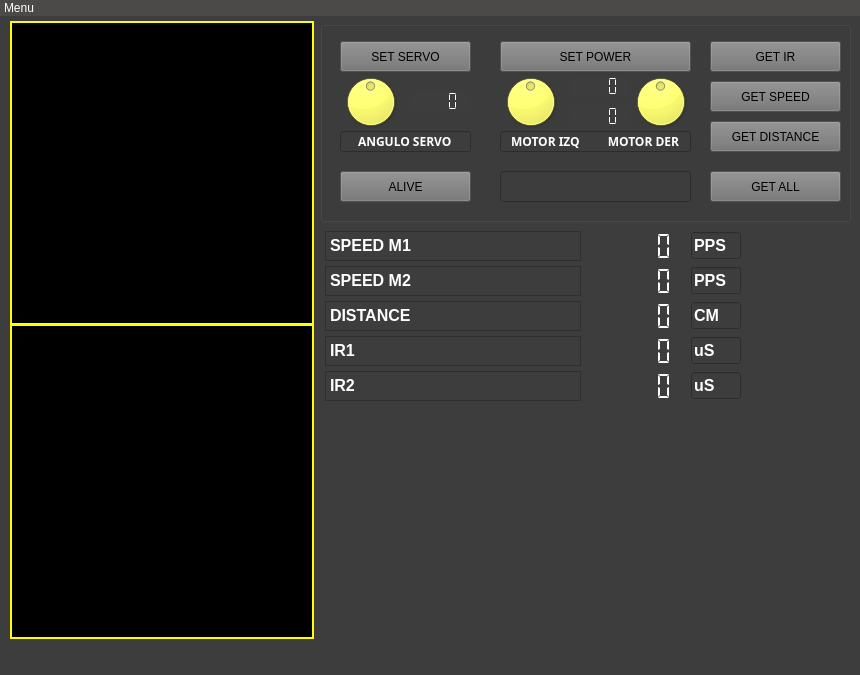
JuliRll/Mecanica-Racional-Autito, file mainwindow.ui: the form before one commit.
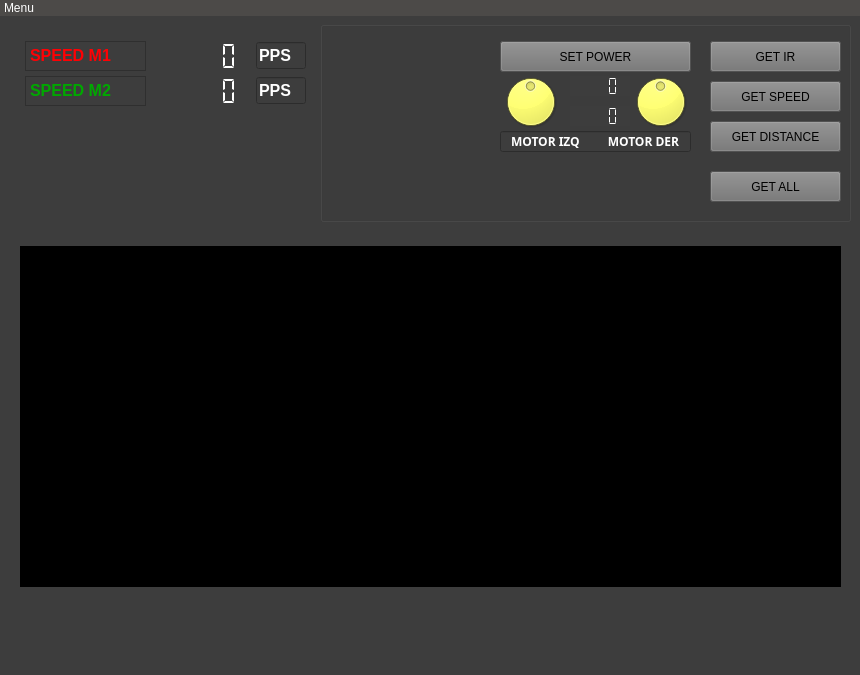
The form after the commit.

Commit message:
Sincronización de archivos
El Qt tiene una gráfica a tiempo real de los pps de las orquillas

Patch:
```diff
--- a/mainwindow.ui
+++ b/mainwindow.ui
@@ -32,13 +32,13 @@
    <widget class="QWidget" name="layoutWidget">
     <property name="geometry">
      <rect>
-      <x>320</x>
-      <y>210</y>
-      <width>451</width>
-      <height>215</height>
+      <x>20</x>
+      <y>20</y>
+      <width>291</width>
+      <height>81</height>
      </rect>
     </property>
-    <layout class="QGridLayout" name="gridLayout" rowstretch="5,0,0,0,0" columnstretch="5,0,0">
+    <layout class="QGridLayout" name="gridLayout" rowstretch="5,0" columnstretch="5,0,0">
      <property name="sizeConstraint">
       <enum>QLayout::SetMinAndMaxSize</enum>
      </property>
@@ -88,58 +88,6 @@
        </property>
       </widget>
      </item>
-     <item row="0" column="2">
-      <widget class="QLineEdit" name="lineEdit_3">
-       <property name="maximumSize">
-        <size>
-         <width>50</width>
-         <height>16777215</height>
-        </size>
-       </property>
-       <property name="font">
-        <font>
-         <pointsize>12</pointsize>
-         <weight>75</weight>
-         <bold>true</bold>
-        </font>
-       </property>
-       <property name="styleSheet">
-        <string notr="true">color: rgb(255, 255, 255);</string>
-       </property>
-       <property name="text">
-        <string>PPS</string>
-       </property>
-       <property name="readOnly">
-        <bool>true</bool>
-       </property>
-      </widget>
-     </item>
-     <item row="3" column="2">
-      <widget class="QLineEdit" name="lineEdit_6">
-       <property name="maximumSize">
-        <size>
-         <width>50</width>
-         <height>16777215</height>
-        </size>
-       </property>
-       <property name="font">
-        <font>
-         <pointsize>12</pointsize>
-         <weight>75</weight>
-         <bold>true</bold>
-        </font>
-       </property>
-       <property name="styleSheet">
-        <string notr="true">color: rgb(255, 255, 255);</string>
-       </property>
-       <property name="text">
-        <string>uS</string>
-       </property>
-       <property name="readOnly">
-        <bool>true</bool>
-       </property>
-      </widget>
-     </item>
      <item row="1" column="2">
       <widget class="QLineEdit" name="lineEdit_4">
        <property name="maximumSize">
@@ -166,105 +114,10 @@
        </property>
       </widget>
      </item>
-     <item row="3" column="0">
-      <widget class="QTextEdit" name="textEdit_4">
-       <property name="sizePolicy">
-        <sizepolicy hsizetype="Fixed" vsizetype="Minimum">
-         <horstretch>0</horstretch>
-         <verstretch>0</verstretch>
-        </sizepolicy>
-       </property>
-       <property name="minimumSize">
-        <size>
-         <width>100</width>
-         <height>30</height>
-        </size>
-       </property>
+     <item row="0" column="2">
+      <widget class="QLineEdit" name="lineEdit_3">
        <property name="maximumSize">
         <size>
-         <width>16777215</width>
-         <height>16777215</height>
-        </size>
-       </property>
-       <property name="styleSheet">
-        <string notr="true">color: rgb(255, 255, 255);</string>
-       </property>
-       <property name="html">
-        <string>&lt;!DOCTYPE HTML PUBLIC &quot;-//W3C//DTD HTML 4.0//EN&quot; &quot;http://www.w3.org/TR/REC-html40/strict.dtd&quot;&gt;
-&lt;html&gt;&lt;head&gt;&lt;meta name=&quot;qrichtext&quot; content=&quot;1&quot; /&gt;&lt;style type=&quot;text/css&quot;&gt;
-p, li { white-space: pre-wrap; }
-&lt;/style&gt;&lt;/head&gt;&lt;body style=&quot; font-family:'MS Shell Dlg 2'; font-size:8.25pt; font-weight:400; font-style:normal;&quot;&gt;
-&lt;p style=&quot; margin-top:0px; margin-bottom:0px; margin-left:0px; margin-right:0px; -qt-block-indent:0; text-indent:0px;&quot;&gt;&lt;span style=&quot; font-size:12pt; font-weight:600;&quot;&gt;IR1&lt;/span&gt;&lt;/p&gt;&lt;/body&gt;&lt;/html&gt;</string>
-       </property>
-      </widget>
-     </item>
-     <item row="4" column="0">
-      <widget class="QTextEdit" name="textEdit_5">
-       <property name="sizePolicy">
-        <sizepolicy hsizetype="Fixed" vsizetype="Minimum">
-         <horstretch>0</horstretch>
-         <verstretch>0</verstretch>
-        </sizepolicy>
-       </property>
-       <property name="minimumSize">
-        <size>
-         <width>100</width>
-         <height>30</height>
-        </size>
-       </property>
-       <property name="maximumSize">
-        <size>
-         <width>16777215</width>
-         <height>16777215</height>
-        </size>
-       </property>
-       <property name="styleSheet">
-        <string notr="true">color: rgb(255, 255, 255);</string>
-       </property>
-       <property name="html">
-        <string>&lt;!DOCTYPE HTML PUBLIC &quot;-//W3C//DTD HTML 4.0//EN&quot; &quot;http://www.w3.org/TR/REC-html40/strict.dtd&quot;&gt;
-&lt;html&gt;&lt;head&gt;&lt;meta name=&quot;qrichtext&quot; content=&quot;1&quot; /&gt;&lt;style type=&quot;text/css&quot;&gt;
-p, li { white-space: pre-wrap; }
-&lt;/style&gt;&lt;/head&gt;&lt;body style=&quot; font-family:'MS Shell Dlg 2'; font-size:8.25pt; font-weight:400; font-style:normal;&quot;&gt;
-&lt;p style=&quot; margin-top:0px; margin-bottom:0px; margin-left:0px; margin-right:0px; -qt-block-indent:0; text-indent:0px;&quot;&gt;&lt;span style=&quot; font-size:12pt; font-weight:600;&quot;&gt;IR2&lt;/span&gt;&lt;/p&gt;&lt;/body&gt;&lt;/html&gt;</string>
-       </property>
-      </widget>
-     </item>
-     <item row="3" column="1">
-      <widget class="QLCDNumber" name="IRScreen1">
-       <property name="sizePolicy">
-        <sizepolicy hsizetype="Fixed" vsizetype="Fixed">
-         <horstretch>0</horstretch>
-         <verstretch>0</verstretch>
-        </sizepolicy>
-       </property>
-       <property name="minimumSize">
-        <size>
-         <width>100</width>
-         <height>30</height>
-        </size>
-       </property>
-       <property name="layoutDirection">
-        <enum>Qt::LeftToRight</enum>
-       </property>
-       <property name="styleSheet">
-        <string notr="true">color: rgb(255, 255, 255);</string>
-       </property>
-       <property name="frameShape">
-        <enum>QFrame::NoFrame</enum>
-       </property>
-       <property name="frameShadow">
-        <enum>QFrame::Plain</enum>
-       </property>
-       <property name="segmentStyle">
-        <enum>QLCDNumber::Flat</enum>
-       </property>
-      </widget>
-     </item>
-     <item row="2" column="2">
-      <widget class="QLineEdit" name="lineEdit_5">
-       <property name="maximumSize">
-        <size>
          <width>50</width>
          <height>16777215</height>
         </size>
@@ -280,131 +133,7 @@
         <string notr="true">color: rgb(255, 255, 255);</string>
        </property>
        <property name="text">
-        <string>CM</string>
-       </property>
-       <property name="readOnly">
-        <bool>true</bool>
-       </property>
-      </widget>
-     </item>
-     <item row="2" column="0">
-      <widget class="QTextEdit" name="textEdit_3">
-       <property name="sizePolicy">
-        <sizepolicy hsizetype="Fixed" vsizetype="Minimum">
-         <horstretch>0</horstretch>
-         <verstretch>0</verstretch>
-        </sizepolicy>
-       </property>
-       <property name="minimumSize">
-        <size>
-         <width>100</width>
-         <height>30</height>
-        </size>
-       </property>
-       <property name="maximumSize">
-        <size>
-         <width>16777215</width>
-         <height>16777215</height>
-        </size>
-       </property>
-       <property name="styleSheet">
-        <string notr="true">color: rgb(255, 255, 255);</string>
-       </property>
-       <property name="html">
-        <string>&lt;!DOCTYPE HTML PUBLIC &quot;-//W3C//DTD HTML 4.0//EN&quot; &quot;http://www.w3.org/TR/REC-html40/strict.dtd&quot;&gt;
-&lt;html&gt;&lt;head&gt;&lt;meta name=&quot;qrichtext&quot; content=&quot;1&quot; /&gt;&lt;style type=&quot;text/css&quot;&gt;
-p, li { white-space: pre-wrap; }
-&lt;/style&gt;&lt;/head&gt;&lt;body style=&quot; font-family:'MS Shell Dlg 2'; font-size:8.25pt; font-weight:400; font-style:normal;&quot;&gt;
-&lt;p style=&quot; margin-top:0px; margin-bottom:0px; margin-left:0px; margin-right:0px; -qt-block-indent:0; text-indent:0px;&quot;&gt;&lt;span style=&quot; font-size:12pt; font-weight:600;&quot;&gt;DISTANCE&lt;/span&gt;&lt;/p&gt;&lt;/body&gt;&lt;/html&gt;</string>
-       </property>
-      </widget>
-     </item>
-     <item row="0" column="0">
-      <widget class="QTextEdit" name="textEdit">
-       <property name="sizePolicy">
-        <sizepolicy hsizetype="Fixed" vsizetype="Minimum">
-         <horstretch>0</horstretch>
-         <verstretch>0</verstretch>
-        </sizepolicy>
-       </property>
-       <property name="minimumSize">
-        <size>
-         <width>100</width>
-         <height>30</height>
-        </size>
-       </property>
-       <property name="maximumSize">
-        <size>
-         <width>16777215</width>
-         <height>16777215</height>
-        </size>
-       </property>
-       <property name="styleSheet">
-        <string notr="true">color: rgb(255, 255, 255);</string>
-       </property>
-       <property name="frameShape">
-        <enum>QFrame::StyledPanel</enum>
-       </property>
-       <property name="html">
-        <string>&lt;!DOCTYPE HTML PUBLIC &quot;-//W3C//DTD HTML 4.0//EN&quot; &quot;http://www.w3.org/TR/REC-html40/strict.dtd&quot;&gt;
-&lt;html&gt;&lt;head&gt;&lt;meta name=&quot;qrichtext&quot; content=&quot;1&quot; /&gt;&lt;style type=&quot;text/css&quot;&gt;
-p, li { white-space: pre-wrap; }
-&lt;/style&gt;&lt;/head&gt;&lt;body style=&quot; font-family:'MS Shell Dlg 2'; font-size:8.25pt; font-weight:400; font-style:normal;&quot;&gt;
-&lt;p style=&quot; margin-top:0px; margin-bottom:0px; margin-left:0px; margin-right:0px; -qt-block-indent:0; text-indent:0px;&quot;&gt;&lt;span style=&quot; font-size:12pt; font-weight:600;&quot;&gt;SPEED M1&lt;/span&gt;&lt;/p&gt;&lt;/body&gt;&lt;/html&gt;</string>
-       </property>
-      </widget>
-     </item>
-     <item row="4" column="1">
-      <widget class="QLCDNumber" name="IRScreen2">
-       <property name="sizePolicy">
-        <sizepolicy hsizetype="Fixed" vsizetype="Fixed">
-         <horstretch>0</horstretch>
-         <verstretch>0</verstretch>
-        </sizepolicy>
-       </property>
-       <property name="minimumSize">
-        <size>
-         <width>100</width>
-         <height>30</height>
-        </size>
-       </property>
-       <property name="layoutDirection">
-        <enum>Qt::LeftToRight</enum>
-       </property>
-       <property name="styleSheet">
-        <string notr="true">color: rgb(255, 255, 255);</string>
-       </property>
-       <property name="frameShape">
-        <enum>QFrame::NoFrame</enum>
-       </property>
-       <property name="frameShadow">
-        <enum>QFrame::Plain</enum>
-       </property>
-       <property name="segmentStyle">
-        <enum>QLCDNumber::Flat</enum>
-       </property>
-      </widget>
-     </item>
-     <item row="4" column="2">
-      <widget class="QLineEdit" name="lineEdit_7">
-       <property name="maximumSize">
-        <size>
-         <width>50</width>
-         <height>16777215</height>
-        </size>
-       </property>
-       <property name="font">
-        <font>
-         <pointsize>12</pointsize>
-         <weight>75</weight>
-         <bold>true</bold>
-        </font>
-       </property>
-       <property name="styleSheet">
-        <string notr="true">color: rgb(255, 255, 255);</string>
-       </property>
-       <property name="text">
-        <string>uS</string>
+        <string>PPS</string>
        </property>
        <property name="readOnly">
         <bool>true</bool>
@@ -439,38 +168,7 @@
 &lt;html&gt;&lt;head&gt;&lt;meta name=&quot;qrichtext&quot; content=&quot;1&quot; /&gt;&lt;style type=&quot;text/css&quot;&gt;
 p, li { white-space: pre-wrap; }
 &lt;/style&gt;&lt;/head&gt;&lt;body style=&quot; font-family:'MS Shell Dlg 2'; font-size:8.25pt; font-weight:400; font-style:normal;&quot;&gt;
-&lt;p style=&quot; margin-top:0px; margin-bottom:0px; margin-left:0px; margin-right:0px; -qt-block-indent:0; text-indent:0px;&quot;&gt;&lt;span style=&quot; font-size:12pt; font-weight:600;&quot;&gt;SPEED M2&lt;/span&gt;&lt;/p&gt;&lt;/body&gt;&lt;/html&gt;</string>
-       </property>
-      </widget>
-     </item>
-     <item row="2" column="1">
-      <widget class="QLCDNumber" name="distanceScreen">
-       <property name="sizePolicy">
-        <sizepolicy hsizetype="Fixed" vsizetype="Fixed">
-         <horstretch>0</horstretch>
-         <verstretch>0</verstretch>
-        </sizepolicy>
-       </property>
-       <property name="minimumSize">
-        <size>
-         <width>100</width>
-         <height>30</height>
-        </size>
-       </property>
-       <property name="layoutDirection">
-        <enum>Qt::LeftToRight</enum>
-       </property>
-       <property name="styleSheet">
-        <string notr="true">color: rgb(255, 255, 255);</string>
-       </property>
-       <property name="frameShape">
-        <enum>QFrame::NoFrame</enum>
-       </property>
-       <property name="frameShadow">
-        <enum>QFrame::Plain</enum>
-       </property>
-       <property name="segmentStyle">
-        <enum>QLCDNumber::Flat</enum>
+&lt;p style=&quot; margin-top:0px; margin-bottom:0px; margin-left:0px; margin-right:0px; -qt-block-indent:0; text-indent:0px;&quot;&gt;&lt;span style=&quot; font-size:12pt; font-weight:600; color:#00a800;&quot;&gt;SPEED M2&lt;/span&gt;&lt;/p&gt;&lt;/body&gt;&lt;/html&gt;</string>
        </property>
       </widget>
      </item>
@@ -505,6 +203,41 @@
        </property>
       </widget>
      </item>
+     <item row="0" column="0">
+      <widget class="QTextEdit" name="textEdit">
+       <property name="sizePolicy">
+        <sizepolicy hsizetype="Fixed" vsizetype="Minimum">
+         <horstretch>0</horstretch>
+         <verstretch>0</verstretch>
+        </sizepolicy>
+       </property>
+       <property name="minimumSize">
+        <size>
+         <width>100</width>
+         <height>30</height>
+        </size>
+       </property>
+       <property name="maximumSize">
+        <size>
+         <width>16777215</width>
+         <height>16777215</height>
+        </size>
+       </property>
+       <property name="styleSheet">
+        <string notr="true">color: rgb(255, 255, 255);</string>
+       </property>
+       <property name="frameShape">
+        <enum>QFrame::StyledPanel</enum>
+       </property>
+       <property name="html">
+        <string>&lt;!DOCTYPE HTML PUBLIC &quot;-//W3C//DTD HTML 4.0//EN&quot; &quot;http://www.w3.org/TR/REC-html40/strict.dtd&quot;&gt;
+&lt;html&gt;&lt;head&gt;&lt;meta name=&quot;qrichtext&quot; content=&quot;1&quot; /&gt;&lt;style type=&quot;text/css&quot;&gt;
+p, li { white-space: pre-wrap; }
+&lt;/style&gt;&lt;/head&gt;&lt;body style=&quot; font-family:'MS Shell Dlg 2'; font-size:8.25pt; font-weight:400; font-style:normal;&quot;&gt;
+&lt;p style=&quot; margin-top:0px; margin-bottom:0px; margin-left:0px; margin-right:0px; -qt-block-indent:0; text-indent:0px;&quot;&gt;&lt;span style=&quot; font-size:12pt; font-weight:600; color:#ff0004;&quot;&gt;SPEED M1&lt;/span&gt;&lt;/p&gt;&lt;/body&gt;&lt;/html&gt;</string>
+       </property>
+      </widget>
+     </item>
     </layout>
    </widget>
    <widget class="QGroupBox" name="groupBox">
@@ -591,27 +324,6 @@
       <bool>false</bool>
      </property>
     </widget>
-    <widget class="QPushButton" name="servoButton">
-     <property name="geometry">
-      <rect>
-       <x>20</x>
-       <y>20</y>
-       <width>131</width>
-       <height>31</height>
-      </rect>
-     </property>
-     <property name="styleSheet">
-      <string notr="true">background-color: rgb(115, 115, 115);
-color: rgb(0, 0, 0);
-border-color: rgb(255, 255, 255);</string>
-     </property>
-     <property name="text">
-      <string>SET SERVO</string>
-     </property>
-     <property name="flat">
-      <bool>false</bool>
-     </property>
-    </widget>
     <widget class="QPushButton" name="powerButton">
      <property name="geometry">
       <rect>
@@ -682,34 +394,6 @@
       <enum>QLCDNumber::Flat</enum>
      </property>
     </widget>
-    <widget class="QLCDNumber" name="lcdAngulo">
-     <property name="geometry">
-      <rect>
-       <x>90</x>
-       <y>70</y>
-       <width>60</width>
-       <height>20</height>
-      </rect>
-     </property>
-     <property name="styleSheet">
-      <string notr="true">color: rgb(255, 255, 255);</string>
-     </property>
-     <property name="frameShape">
-      <enum>QFrame::NoFrame</enum>
-     </property>
-     <property name="frameShadow">
-      <enum>QFrame::Plain</enum>
-     </property>
-     <property name="lineWidth">
-      <number>0</number>
-     </property>
-     <property name="digitCount">
-      <number>4</number>
-     </property>
-     <property name="segmentStyle">
-      <enum>QLCDNumber::Flat</enum>
-     </property>
-    </widget>
     <widget class="QLCDNumber" name="lcdPower2">
      <property name="geometry">
       <rect>
@@ -738,27 +422,6 @@
       <enum>QLCDNumber::Flat</enum>
      </property>
     </widget>
-    <widget class="QDial" name="dialServo">
-     <property name="geometry">
-      <rect>
-       <x>20</x>
-       <y>50</y>
-       <width>61</width>
-       <height>61</height>
-      </rect>
-     </property>
-     <property name="styleSheet">
-      <string notr="true">QDial{
-	background-color: rgb(255, 255, 0);
-}</string>
-     </property>
-     <property name="minimum">
-      <number>-90</number>
-     </property>
-     <property name="maximum">
-      <number>90</number>
-     </property>
-    </widget>
     <widget class="QDial" name="dialPower1">
      <property name="geometry">
       <rect>
@@ -778,36 +441,6 @@
       <number>1000</number>
      </property>
     </widget>
-    <widget class="QLineEdit" name="lineEdit">
-     <property name="geometry">
-      <rect>
-       <x>20</x>
-       <y>110</y>
-       <width>131</width>
-       <height>21</height>
-      </rect>
-     </property>
-     <property name="font">
-      <font>
-       <family>Arial Black</family>
-       <weight>75</weight>
-       <bold>true</bold>
-       <stylestrategy>PreferDefault</stylestrategy>
-      </font>
-     </property>
-     <property name="styleSheet">
-      <string notr="true">color: rgb(255, 255, 255);</string>
-     </property>
-     <property name="text">
-      <string>ANGULO SERVO</string>
-     </property>
-     <property name="alignment">
-      <set>Qt::AlignCenter</set>
-     </property>
-     <property name="readOnly">
-      <bool>true</bool>
-     </property>
-    </widget>
     <widget class="QPushButton" name="pushButton_3">
      <property name="geometry">
       <rect>
@@ -829,27 +462,6 @@
       <bool>false</bool>
      </property>
     </widget>
-    <widget class="QPushButton" name="botonAlive">
-     <property name="geometry">
-      <rect>
-       <x>20</x>
-       <y>150</y>
-       <width>131</width>
-       <height>31</height>
-      </rect>
-     </property>
-     <property name="styleSheet">
-      <string notr="true">background-color: rgb(115, 115, 115);
-color: rgb(0, 0, 0);
-border-color: rgb(255, 255, 255);</string>
-     </property>
-     <property name="text">
-      <string>ALIVE</string>
-     </property>
-     <property name="flat">
-      <bool>false</bool>
-     </property>
-    </widget>
     <widget class="QPushButton" name="botonAll">
      <property name="geometry">
       <rect>
@@ -871,80 +483,25 @@
       <bool>false</bool>
      </property>
     </widget>
-    <widget class="QLineEdit" name="aliveEdit">
-     <property name="geometry">
-      <rect>
-       <x>180</x>
-       <y>150</y>
-       <width>191</width>
-       <height>31</height>
-      </rect>
-     </property>
-     <property name="styleSheet">
-      <string notr="true">color: rgb(255, 255, 255);</string>
-     </property>
-    </widget>
    </widget>
-   <widget class="QFrame" name="frame">
+   <widget class="QWidget" name="Grafica" native="true">
     <property name="geometry">
      <rect>
-      <x>10</x>
-      <y>5</y>
-      <width>304</width>
-      <height>618</height>
+      <x>20</x>
+      <y>230</y>
+      <width>821</width>
+      <height>341</height>
      </rect>
     </property>
+    <property name="focusPolicy">
+     <enum>Qt::NoFocus</enum>
+    </property>
     <property name="styleSheet">
-     <string notr="true">QFrame{
-	
-	background-color: rgb(255, 255, 0);
-	border: 1px;
-}</string>
-    </property>
-    <property name="frameShape">
-     <enum>QFrame::StyledPanel</enum>
-    </property>
-    <property name="frameShadow">
-     <enum>QFrame::Raised</enum>
-    </property>
-    <widget class="QWidget" name="Radarwidget" native="true">
-     <property name="geometry">
-      <rect>
-       <x>2</x>
-       <y>305</y>
-       <width>300</width>
-       <height>311</height>
-      </rect>
-     </property>
-     <property name="focusPolicy">
-      <enum>Qt::NoFocus</enum>
-     </property>
-     <property name="styleSheet">
-      <string notr="true">QWidget{
+     <string notr="true">QWidget{
 	background-color: rgb(0, 0, 0);
 }
 </string>
-     </property>
-    </widget>
-    <widget class="QWidget" name="Speedwidget" native="true">
-     <property name="geometry">
-      <rect>
-       <x>2</x>
-       <y>2</y>
-       <width>300</width>
-       <height>300</height>
-      </rect>
-     </property>
-     <property name="focusPolicy">
-      <enum>Qt::NoFocus</enum>
-     </property>
-     <property name="styleSheet">
-      <string notr="true">QWidget{
-	background-color: rgb(0, 0, 0);
-}
-</string>
-     </property>
-    </widget>
+    </property>
    </widget>
   </widget>
   <widget class="QMenuBar" name="menubar">
```
The commit also changes 2 other files.
